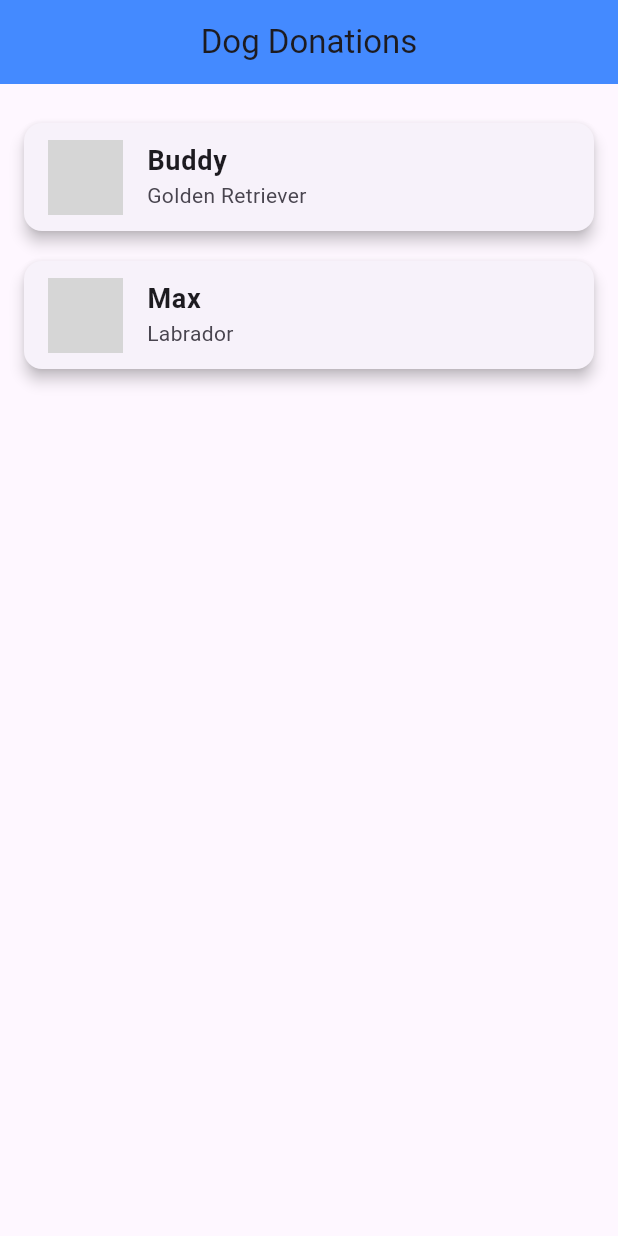
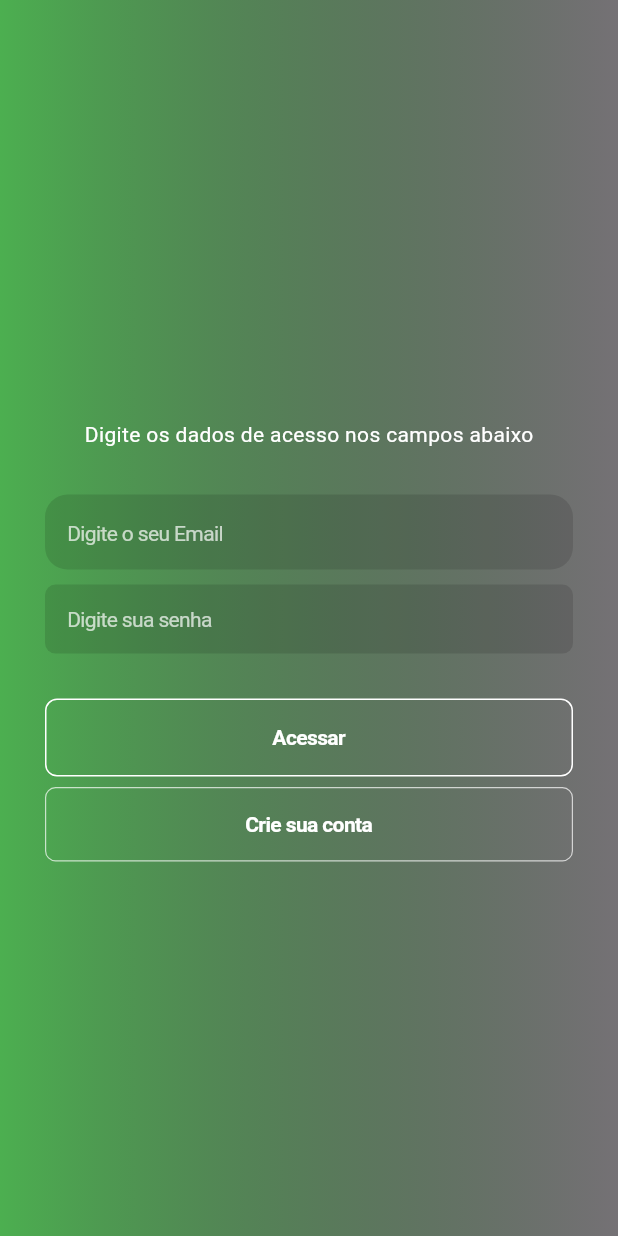
Before and after one commit to saulo8245/adocao_animais, a Flutter app: the screen it shows after launch, on a phone screen of 412 x 824 dp. Run offline on Flutter 3.47's test engine with Material 3 defaults, Android fonts, the phone set to English and light mode, and no system bars; our stand-ins replace cached_network_image, shared_preferences; grey boxes are pictures that could not be loaded.

Commit message:
Consumindo API para realizaçao de Login e busca de dados

```diff
--- a/lib/main.dart
+++ b/lib/main.dart
@@ -1,7 +1,11 @@
 import 'package:flutter/material.dart';
-import 'screens/home_screen.dart';
+import 'screens/login_screen.dart';
+import 'screens/animal_timeline_screen.dart';
+import 'services/auth_service.dart';
 
-void main() {
+void main() async {
+  WidgetsFlutterBinding.ensureInitialized();
+  await AuthService.loadToken();
   runApp(DogDonationApp());
 }
 
@@ -13,7 +17,7 @@ class DogDonationApp extends StatelessWidget {
       theme: ThemeData(
         primarySwatch: Colors.blue,
       ),
-      home: HomeScreen(),
+      home: AuthService.isLoggedIn() ? AnimalTimelineScreen() : LoginScreen(),
     );
   }
 }
--- /dev/null
+++ b/lib/screens/login_screen.dart
@@ -0,0 +1,154 @@
+import 'package:flutter/cupertino.dart';
+import 'package:flutter/material.dart';
+import '../services/auth_service.dart';
+import 'animal_timeline_screen.dart';
+import 'register_screen.dart';
+
+class LoginScreen extends StatefulWidget {
+  @override
+  _LoginScreenState createState() => _LoginScreenState();
+}
+
+class _LoginScreenState extends State<LoginScreen> {
+  final _emailController = TextEditingController();
+  final _passwordController = TextEditingController();
+  bool _isLoading = false;
+
+  void _login() async {
+    setState(() {
+      _isLoading = true;
+    });
+    final username = _emailController.text;
+    final password = _passwordController.text;
+
+    final success = await AuthService.login(username, password);
+    setState(() {
+      _isLoading = false;
+    });
+
+    if (success) {
+      Navigator.pushReplacement(
+        context,
+        MaterialPageRoute(builder: (context) => AnimalTimelineScreen()),
+      );
+    } else {
+      ScaffoldMessenger.of(context).showSnackBar(
+        SnackBar(content: Text('Login failed')),
+      );
+    }
+  }
+
+  @override
+  Widget build(BuildContext context) {
+    return Scaffold(
+      extendBodyBehindAppBar: true,
+      appBar: AppBar(
+        elevation: 0,
+        backgroundColor: Colors.transparent,
+      ),
+      body: Container(
+        width: MediaQuery.of(context).size.width,
+        padding: const EdgeInsets.all(30),
+        decoration: const BoxDecoration(
+          gradient: LinearGradient(
+            colors: [
+              Colors.green,
+              Colors.black54,
+            ],
+          ),
+        ),
+        child: Column(
+          mainAxisAlignment: MainAxisAlignment.center,
+          children: [
+            const SizedBox(height: 30),
+            const Text(
+              "Digite os dados de acesso nos campos abaixo",
+              style: TextStyle(
+                color: Colors.white,
+              ),
+            ),
+            const SizedBox(height: 30),
+            CupertinoTextField(
+              controller: _emailController,
+              cursorColor: Colors.pinkAccent,
+              padding: const EdgeInsets.all(15),
+              placeholder: "Digite o seu Email",
+              placeholderStyle:
+                  const TextStyle(color: Colors.white70, fontSize: 14),
+              decoration: BoxDecoration(
+                color: Colors.black12,
+                borderRadius: BorderRadius.all(
+                  Radius.circular(15),
+                ),
+              ),
+            ),
+            const SizedBox(height: 10),
+            CupertinoTextField(
+              controller: _passwordController,
+              padding: const EdgeInsets.all(15),
+              cursorColor: Colors.pinkAccent,
+              placeholder: "Digite sua senha",
+              obscureText: true,
+              placeholderStyle:
+                  const TextStyle(color: Colors.white70, fontSize: 14),
+              style: const TextStyle(color: Colors.white, fontSize: 14),
+              decoration: BoxDecoration(
+                color: Colors.black12,
+                borderRadius: BorderRadius.all(
+                  Radius.circular(7),
+                ),
+              ),
+            ),
+            const SizedBox(height: 30),
+            SizedBox(
+              width: double.infinity,
+              child: Container(
+                decoration: BoxDecoration(
+                  border: Border.all(
+                    color: Colors.white, // Cor da borda branca
+                  ),
+                  borderRadius: BorderRadius.circular(8.0), // Raio da borda
+                ),
+                child: CupertinoButton(
+                  padding: const EdgeInsets.all(17),
+                  child: const Text(
+                    "Acessar",
+                    style: TextStyle(
+                      color: Colors.white,
+                      fontSize: 14,
+                      fontWeight: FontWeight.w600,
+                    ),
+                  ),
+                  onPressed: _login,
+                ),
+              ),
+            ),
+            const SizedBox(height: 7),
+            Container(
+              width: double.infinity,
+              decoration: BoxDecoration(
+                border: Border.all(color: Colors.white70, width: 0.8),
+                borderRadius: BorderRadius.circular(7),
+              ),
+              child: CupertinoButton(
+                child: const Text(
+                  "Crie sua conta",
+                  style: TextStyle(
+                      color: Colors.white,
+                      fontSize: 14,
+                      fontWeight: FontWeight.w600),
+                ),
+                onPressed: () {
+                  Navigator.push(
+                    context,
+                    MaterialPageRoute(builder: (context) => RegisterScreen()),
+                  );
+                },
+              ),
+            ),
+          ],
+        ),
+      ),
+    );
+  }
+}
--- /dev/null
+++ b/lib/utils/constants.dart
@@ -0,0 +1,2 @@
+const String baseUrl =
+    'http://192.168.1.2:3000'; // Substitua pelo URL da sua API
--- a/pubspec.yaml
+++ b/pubspec.yaml
@@ -35,6 +35,9 @@ dependencies:
   # The following adds the Cupertino Icons font to your application.
   # Use with the CupertinoIcons class for iOS style icons.
   cupertino_icons: ^1.0.2
+  http: ^1.2.0
+  cached_network_image: ^3.3.1
+  shared_preferences: ^2.2.3
 
 dev_dependencies:
   flutter_test:
```
Also changed, not shown: lib/models/animal.dart (added, +27 -0 lines), lib/models/user.dart (added, +16 -0 lines), lib/screens/animal_timeline_screen.dart (added, +48 -0 lines), lib/screens/register_screen.dart (added, +159 -0 lines), lib/services/api_service.dart (added, +23 -0 lines), lib/services/auth_service.dart (added, +61 -0 lines), lib/widgets/animal_post_card.dart (added, +52 -0 lines), package-lock.json (added), pubspec.lock, 1 other file.
